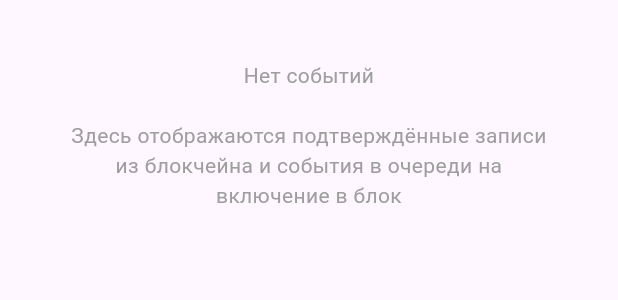
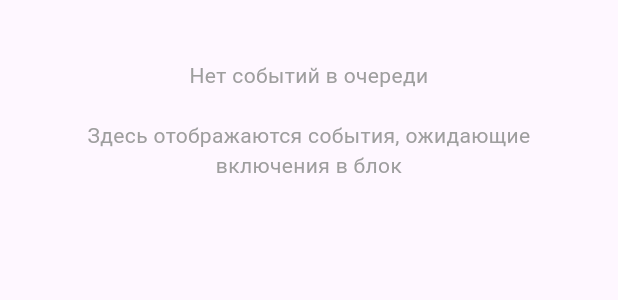
Before and after one commit to successful707440/quazar-passport, a Flutter app: the EventsScreen widget shown alone on an empty page, opened directly, on a phone screen of 412 x 824 dp. Shown: the top 300 px of the screen. Run offline on Flutter 3.47's test engine with Material 3 defaults, Android fonts, the phone set to English and light mode, and no system bars; our stand-ins replace flutter_secure_storage, local_auth, qr_flutter, share_plus, shared_preferences; accounts and stored records are empty; network calls fail.

Commit message:
Fix events tab to show pending only and biometric login flow.
Co-authored-by: Cursor <cursoragent@cursor.com>

```diff
--- a/lib/screens/events_screen.dart
+++ b/lib/screens/events_screen.dart
@@ -64,8 +64,8 @@ class EventsScreen extends StatelessWidget {
               child: Padding(
                 padding: EdgeInsets.all(32.0),
                 child: Text(
-                  'Нет событий\n\nЗдесь отображаются подтверждённые записи '
-                  'из блокчейна и события в очереди на включение в блок',
+                  'Нет событий в очереди\n\nЗдесь отображаются события, '
+                  'ожидающие включения в блок',
                   textAlign: TextAlign.center,
                   style: TextStyle(color: Colors.grey),
                 ),
```
Also changed, not shown: lib/providers/auth_provider.dart (+6 -2 lines), lib/providers/events_provider.dart (+2 -6 lines), lib/services/api_service.dart (+2 -17 lines).
